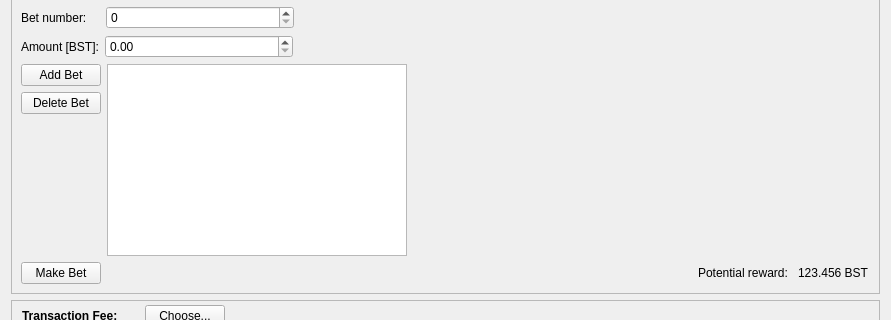
opodgorska/bst, file src/qt/forms/gamepage.ui: the form before one commit; both pictures show x 0 to 891 and y 100 to 420 of the 891 by 1294 pixel window.
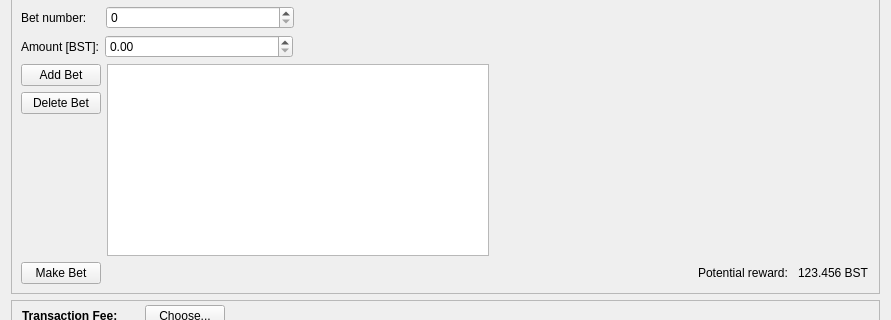
The form after the commit. Custom widgets are drawn as their Qt base class.

Commit message: resizing wallet window

```diff
--- a/src/qt/forms/gamepage.ui
+++ b/src/qt/forms/gamepage.ui
@@ -231,7 +231,7 @@
           <property name="minimumSize">
            <size>
             <width>300</width>
-            <height>150</height>
+            <height>100</height>
            </size>
           </property>
          </widget>
@@ -243,8 +243,8 @@
           </property>
           <property name="sizeHint" stdset="0">
            <size>
-            <width>550</width>
-            <height>20</height>
+            <width>0</width>
+            <height>0</height>
            </size>
           </property>
          </spacer>
```
Left out of the diff: 4 changed lines with no effect on the pictures. The commit also changes 1 other file.
